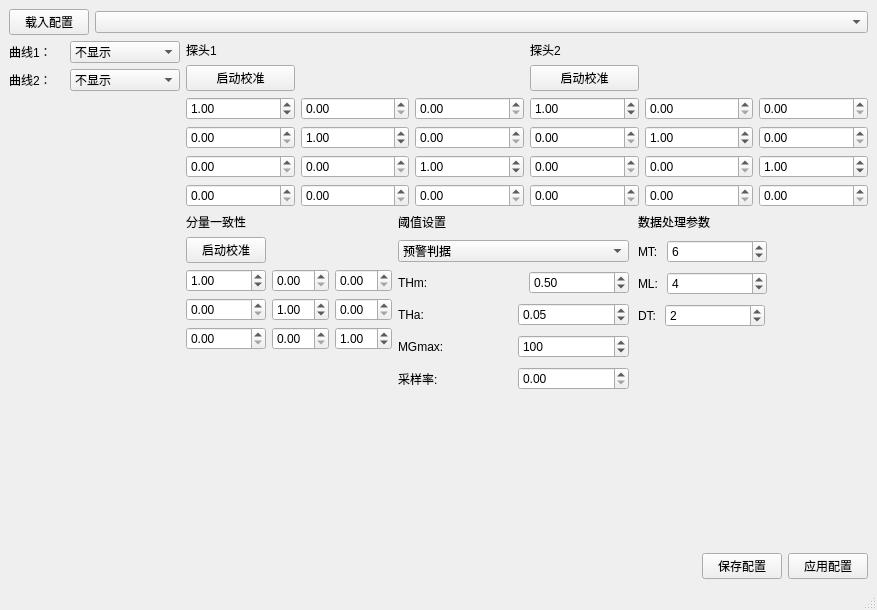
First picture: the form in project_03/src/configui.ui, repository ProOnmountain/AmateurProject, before the edit.
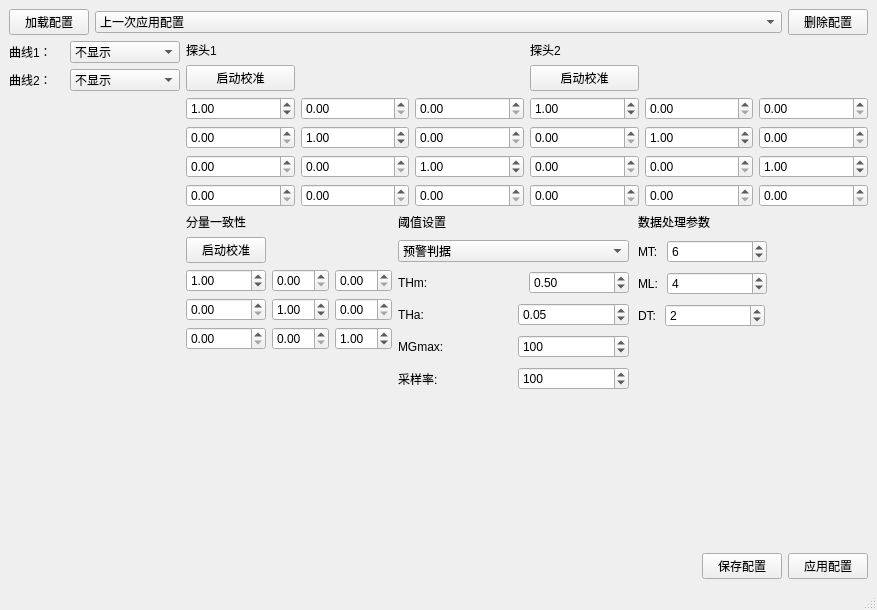
Second picture: the form after the edit.

```diff
--- a/project_03/src/configui.ui
+++ b/project_03/src/configui.ui
@@ -16,16 +16,34 @@
   <widget class="QWidget" name="centralwidget">
    <layout class="QVBoxLayout" name="verticalLayout_6">
     <item>
-     <layout class="QHBoxLayout" name="horizontalLayout_4" stretch="1,10">
+     <layout class="QHBoxLayout" name="horizontalLayout_4" stretch="0,10,0">
       <item>
        <widget class="QPushButton" name="pushButton_5">
         <property name="text">
-         <string>载入配置</string>
+         <string>加载配置</string>
         </property>
        </widget>
       </item>
       <item>
-       <widget class="QComboBox" name="comboBox_2"/>
+       <widget class="QComboBox" name="comboBox_config">
+        <item>
+         <property name="text">
+          <string>上一次应用配置</string>
+         </property>
+        </item>
+        <item>
+         <property name="text">
+          <string>默认配置</string>
+         </property>
+        </item>
+       </widget>
+      </item>
+      <item>
+       <widget class="QPushButton" name="pushButton_delete">
+        <property name="text">
+         <string>删除配置</string>
+        </property>
+       </widget>
       </item>
      </layout>
     </item>
@@ -560,7 +578,17 @@
                    </widget>
                   </item>
                   <item>
-                   <widget class="QDoubleSpinBox" name="doubleSpinBox_38"/>
+                   <widget class="QSpinBox" name="spinBox_sampleRate">
+                    <property name="minimum">
+                     <number>0</number>
+                    </property>
+                    <property name="maximum">
+                     <number>9999</number>
+                    </property>
+                    <property name="value">
+                     <number>100</number>
+                    </property>
+                   </widget>
                   </item>
                  </layout>
                 </item>
```
Left out of the diff: 80 changed lines with no effect on the pictures.
